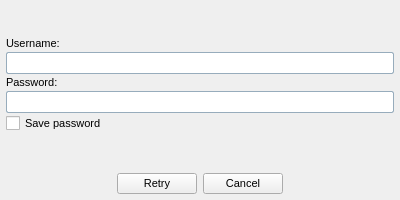
itds-consulting/yate, file share/skins/default/inputacccred.ui: the form before one commit.
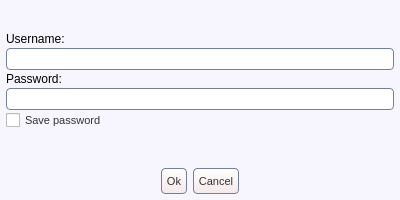
The form after the commit. Icons and pictures are not drawn.

Commit message: Moved channel control buttons to channel item in channels list. Conference and transfer are now done from master channel and shown in its item in channels list. Changed user interface colors and shapes.

```diff
--- a/share/skins/default/inputacccred.ui
+++ b/share/skins/default/inputacccred.ui
@@ -34,14 +34,88 @@
    <iconset>user.png</iconset>
   </property>
   <property name="styleSheet" >
-   <string>QWidget {font-size: 11px; color: black;}
-QLabel {background: none;}
-QTextEdit { background: transparent; }
+   <string>QWidget#inputacccred {
+  background:#f7f5fd;
+}
 QLineEdit {
-  background: none;
-  border: 1px solid #97acbc;
-  border-radius: 2px;
+  color:#333333;
+  border: 1px solid #717fa0;
+  border-radius: 4px;
 }
+QAbstractButton { font-size: 11px; color: #333333; }
+QToolButton {
+  border: 1px solid #717fa0;
+  border-radius: 4px;
+  background: qlineargradient(x1: 0, y1: 0, x2: 0, y2: 1, stop: 0 #ffffff, stop: 1 #f6e8e8);
+}
+QToolButton:hover { background: qlineargradient(x1: 0, y1: 0, x2: 0, y2: 1, stop: 0 #ffffff, stop: 1 #f9f3f3); }
+QToolButton:pressed { background: qlineargradient(x1: 0, y1: 0, x2: 0, y2: 1, stop: 0 #f6e8e8, stop: 1 #ffffff); }
+QPushButton {
+  border: 1px solid #717fa0;
+  border-radius: 4px;
+  background: qlineargradient(x1: 0, y1: 0, x2: 0, y2: 1, stop: 0 #ffffff, stop: 1 #f6e8e8);
+}
+QPushButton:hover { background: qlineargradient(x1: 0, y1: 0, x2: 0, y2: 1, stop: 0 #ffffff, stop: 1 #f9f3f3); }
+QPushButton:pressed { background: qlineargradient(x1: 0, y1: 0, x2: 0, y2: 1, stop: 0 #f6e8e8, stop: 1 #ffffff); }
+QComboBox::down-arrow { image: url(cb_arrow.png); }
+QComboBox::down-arrow:on { top: 1px; left: 1px; }
+QComboBox {
+  padding-left: 2px;
+  padding-right: 25px;
+  border: 1px solid #717fa0;
+  border-radius: 4px;
+}
+QComboBox::drop-down {
+  width: 22px;
+  border-left: 1px solid #717fa0;
+}
+QCheckBox::indicator:checked { image: url(checkbox_on.png); }
+QCheckBox::indicator:unchecked { image: url(checkbox_off.png); }
+QRadioButton::indicator:checked { image: url(radio_on.png); }
+QRadioButton::indicator:unchecked { image: url(radio_off.png); }
+QScrollBar { border: 1px solid #717fa0; background: white; }
+QScrollBar::handle {
+  background: qlineargradient(x1: 0, y1: 0, x2: 0, y2: 1, stop: 0 #ffffff, stop: 1 #f6e8e8);
+  border: 1px solid #717fa0;
+}
+QScrollBar:vertical {
+  width: 14px;
+  margin: 16px 0px 16px 0px;
+  border-top: 0px;
+  border-bottom: 0px;
+  border-right: 0px;
+}
+QScrollBar:horizontal {
+  height: 14px;
+  margin: 0px 16px 0px 16px;
+  border-left: 0px;
+  border-right: 0px;
+  border-bottom: 0px;
+}
+QScrollBar::add-line {
+  height: 13px;
+  width: 13px;
+  border: 1px solid #717fa0;
+  subcontrol-origin: margin;
+  background: qlineargradient(x1: 0, y1: 0, x2: 0, y2: 1, stop: 0 #ffffff, stop: 1 #f6e8e8);
+}
+QScrollBar::sub-line {
+  height: 13px;
+  width: 13px;
+  border: 1px solid #717fa0;
+  subcontrol-origin: margin;
+  background: qlineargradient(x1: 0, y1: 0, x2: 0, y2: 1, stop: 0 #ffffff, stop: 1 #f6e8e8);
+}
+QScrollBar::handle:vertical { border-left: 0px; border-right: 0px; }
+QScrollBar::handle:horizontal { border-top: 0px; border-bottom: 0px; }
+QScrollBar::add-line:vertical { subcontrol-position: bottom; image: url(scroll_down.png); height: 14px; }
+QScrollBar::sub-line:vertical { subcontrol-position: top; image: url(scroll_up.png); height: 14px; }
+QScrollBar::add-line:horizontal { subcontrol-position: right; image: url(scroll_right.png); width: 14px; }
+QScrollBar::sub-line:horizontal { subcontrol-position: left; image: url(scroll_left.png); width: 14px; }
+QScrollBar::up-arrow:pressed { border: 1px solid #717fa0; }
+QScrollBar::down-arrow:pressed { border: 1px solid #717fa0; }
+QScrollBar::left-arrow:pressed { border: 1px solid #717fa0; }
+QScrollBar::right-arrow:pressed { border: 1px solid #717fa0; }
 </string>
   </property>
   <property name="_yate_windowflags" stdset="0" >
@@ -210,9 +284,27 @@
       </spacer>
      </item>
      <item>
-      <widget class="QPushButton" name="ok" >
+      <widget class="QToolButton" name="ok" >
+       <property name="sizePolicy" >
+        <sizepolicy vsizetype="Fixed" hsizetype="Minimum" >
+         <horstretch>0</horstretch>
+         <verstretch>0</verstretch>
+        </sizepolicy>
+       </property>
+       <property name="minimumSize" >
+        <size>
+         <width>0</width>
+         <height>26</height>
+        </size>
+       </property>
+       <property name="maximumSize" >
+        <size>
+         <width>16777215</width>
+         <height>26</height>
+        </size>
+       </property>
        <property name="text" >
-        <string>Retry</string>
+        <string>Ok</string>
        </property>
        <property name="icon" >
         <iconset>ok.png</iconset>
@@ -220,10 +312,40 @@
        <property name="shortcut" >
         <string>Return</string>
        </property>
+       <property name="toolButtonStyle" >
+        <enum>Qt::ToolButtonTextBesideIcon</enum>
+       </property>
+       <property name="_yate_normal_icon" stdset="0" >
+        <string>ok.png</string>
+       </property>
+       <property name="_yate_pressed_icon" stdset="0" >
+        <string>ok_pressed.png</string>
+       </property>
+       <property name="_yate_hover_icon" stdset="0" >
+        <string>ok_hover.png</string>
+       </property>
       </widget>
      </item>
      <item>
-      <widget class="QPushButton" name="button_hide" >
+      <widget class="QToolButton" name="button_hide" >
+       <property name="sizePolicy" >
+        <sizepolicy vsizetype="Fixed" hsizetype="Minimum" >
+         <horstretch>0</horstretch>
+         <verstretch>0</verstretch>
+        </sizepolicy>
+       </property>
+       <property name="minimumSize" >
+        <size>
+         <width>0</width>
+         <height>26</height>
+        </size>
+       </property>
+       <property name="maximumSize" >
+        <size>
+         <width>16777215</width>
+         <height>26</height>
+        </size>
+       </property>
        <property name="text" >
         <string>Cancel</string>
        </property>
@@ -233,6 +355,18 @@
        <property name="shortcut" >
         <string>Esc</string>
        </property>
+       <property name="toolButtonStyle" >
+        <enum>Qt::ToolButtonTextBesideIcon</enum>
+       </property>
+       <property name="_yate_normal_icon" stdset="0" >
+        <string>cancel.png</string>
+       </property>
+       <property name="_yate_pressed_icon" stdset="0" >
+        <string>cancel_pressed.png</string>
+       </property>
+       <property name="_yate_hover_icon" stdset="0" >
+        <string>cancel_hover.png</string>
+       </property>
       </widget>
      </item>
      <item>
```
Left out of the diff: 2 changed lines with no effect on the pictures. The commit also changes 200 other files.
